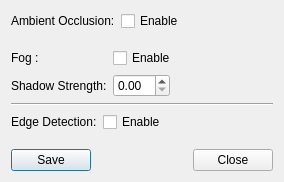
Qt form avogadro/renderingdialog.ui (OpenChemistry/avogadroapp) before a commit.
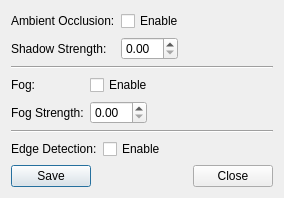
The same form after that commit.

Commit message: fog strength added

```diff
--- a/avogadro/renderingdialog.ui
+++ b/avogadro/renderingdialog.ui
@@ -56,43 +56,7 @@
        </item>
       </layout>
      </item>
-     <!-- Will correct this one -->
-    </layout> 
-   </item>
-   <item>
-    <layout class="QFormLayout" name="formLayout2">
-     <item row="1" column="0">
-      <widget class="QLabel" name="label_2">
-       <property name="text">
-        <string>Fog : </string>
-       </property>
-      </widget>
-     </item>
      <item row="1" column="1">
-      <layout class="QHBoxLayout" name="horizontalLayout2">
-       <item>
-        <widget class="QCheckBox" name="fogEnableCheckBox">
-         <property name="text">
-          <string>Enable</string>
-         </property>
-        </widget>
-       </item>
-       <item>
-        <spacer name="horizontalSpacer2">
-         <property name="orientation">
-          <enum>Qt::Horizontal</enum>
-         </property>
-         <property name="sizeHint" stdset="0">
-          <size>
-           <width>40</width>
-           <height>20</height>
-          </size>
-         </property>
-        </spacer>
-       </item>
-      </layout>
-     </item>
-     <item row="2" column="1">
       <layout class="QHBoxLayout" name="horizontalLayout_2">
        <item>
         <widget class="QDoubleSpinBox" name="aoStrengthDoubleSpinBox"/>
@@ -112,14 +76,14 @@
        </item>
       </layout>
      </item>
-     <item row="2" column="0">
+               <item row="1" column="0">
       <widget class="QLabel" name="label">
        <property name="text">
         <string>Shadow Strength:</string>
        </property>
       </widget>
      </item>
-    </layout> 
+            </layout>
    </item>
    <item>
     <widget class="Line" name="line">
@@ -133,14 +97,14 @@
      <item row="0" column="0">
       <widget class="QLabel" name="label_3">
        <property name="text">
-        <string>Edge Detection:</string>
+                        <string>Fog:</string>
        </property>
       </widget>
      </item>
      <item row="0" column="1">
       <layout class="QHBoxLayout" name="horizontalLayout_3">
        <item>
-        <widget class="QCheckBox" name="edEnableCheckBox">
+                        <widget class="QCheckBox" name="fogEnableCheckBox">
          <property name="text">
           <string>Enable</string>
          </property>
@@ -161,11 +125,80 @@
        </item>
       </layout>
      </item>
-    </layout>
-   </item>
+               <item row="1" column="0">
+                  <widget class="QLabel" name="label_5">
+                     <property name="text">
+                        <string>Fog Strength:</string>
+                     </property>
+                  </widget>
+               </item>
+               <item row="1" column="1">
+                  <layout class="QHBoxLayout" name="horizontalLayout_6">
+                     <item>
+                        <widget class="QDoubleSpinBox" name="fogStrengthDoubleSpinBox"/>
+                     </item>
+                     <item>
+                        <spacer name="horizontalSpacer_6">
+                           <property name="orientation">
+                              <enum>Qt::Horizontal</enum>
+                           </property>
+                           <property name="sizeHint" stdset="0">
+                              <size>
+                                 <width>40</width>
+                                 <height>20</height>
+                              </size>
+                           </property>
+                        </spacer>
+                     </item>
+                  </layout>
+               </item>
+            </layout>
+         </item>
    <item>
+            <widget class="Line" name="line_2">
+               <property name="orientation">
+                  <enum>Qt::Horizontal</enum>
+               </property>
+            </widget>
+         </item>
+         <item>
+            <layout class="QFormLayout" name="formLayout_3">
+               <item row="0" column="0">
+                  <widget class="QLabel" name="label_4">
+                     <property name="text">
+                        <string>Edge Detection:</string>
+                     </property>
+                  </widget>
+               </item>
+               <item row="0" column="1">
     <layout class="QHBoxLayout" name="horizontalLayout_4">
      <item>
+                        <widget class="QCheckBox" name="edEnableCheckBox">
+                           <property name="text">
+                              <string>Enable</string>
+                           </property>
+                        </widget>
+                     </item>
+                     <item>
+                        <spacer name="horizontalSpacer_4">
+                           <property name="orientation">
+                              <enum>Qt::Horizontal</enum>
+                           </property>
+                           <property name="sizeHint" stdset="0">
+                              <size>
+                                 <width>40</width>
+                                 <height>20</height>
+                              </size>
+                           </property>
+                        </spacer>
+                     </item>
+                  </layout>
+               </item>
+            </layout>
+         </item>
+         <item>
+            <layout class="QHBoxLayout" name="horizontalLayout_5">
+               <item>
       <widget class="QPushButton" name="saveButton">
        <property name="styleSheet">
         <string notr="true">border-color: rgb(53, 132, 228);</string>
@@ -176,7 +209,7 @@
       </widget>
      </item>
      <item>
-      <spacer name="horizontalSpacer_4">
+                  <spacer name="horizontalSpacer_5">
        <property name="orientation">
         <enum>Qt::Horizontal</enum>
        </property>
```
Left out of the diff: 2 changed lines with no effect on the pictures. Lines whose indentation alone changed are shown as unchanged. The commit also changes 2 other files.
